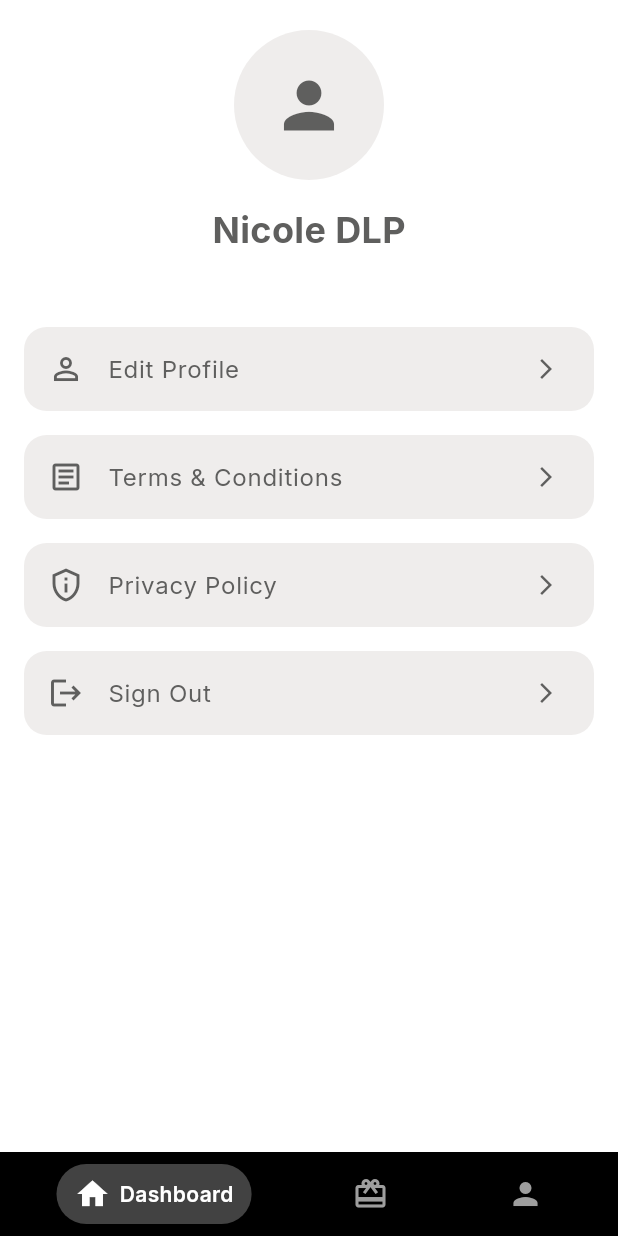
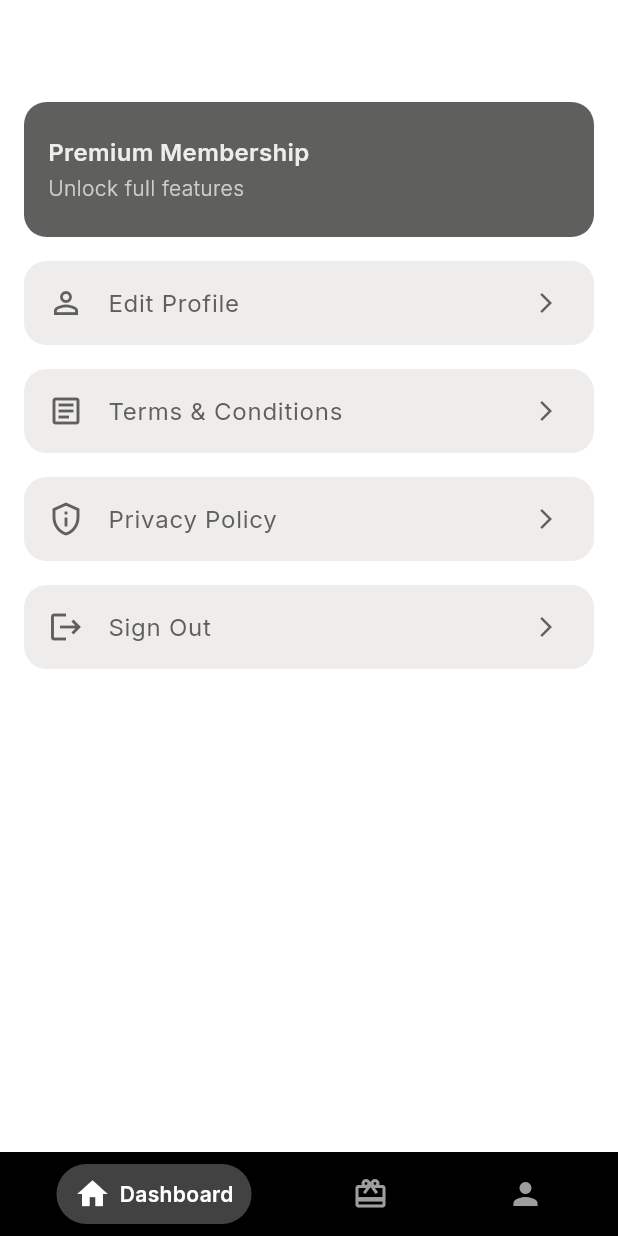
Before and after one commit to orya-ai/v3, a Flutter app: the ProfilePage screen opened by its route, on a phone screen of 412 x 824 dp. Run offline on Flutter 3.47's test engine with Material 3 defaults, Android fonts, the phone set to English and light mode, and no system bars; our stand-ins replace cloud_firestore, firebase_auth, firebase_core, flutter_riverpod, go_router, google_fonts and 3 more; accounts and stored records are empty.

Commit message:
fixed profile page outline

```diff
--- a/lib/features/profile/presentation/profile_page.dart
+++ b/lib/features/profile/presentation/profile_page.dart
@@ -2,8 +2,8 @@ import 'package:flutter/material.dart';
 import 'package:go_router/go_router.dart';
 import '../../../app/router/routes.dart';
 import '../../auth/data/auth_repository.dart';
-import 'widgets/profile_header.dart';
 import 'widgets/profile_menu_item.dart';
+import 'widgets/hero_menu_item.dart';
 import 'edit_profile_page.dart';
 
 class ProfilePage extends StatefulWidget {
@@ -14,26 +14,23 @@ class ProfilePage extends StatefulWidget {
 }
 
 class _ProfilePageState extends State<ProfilePage> {
-  String userName = "Nicole DLP"; // Initial user name
 
   @override
   Widget build(BuildContext context) {
     return Container(
       child: ListView(
         children: [
-          const SizedBox(height: 20),
-          ProfileHeader(name: userName),
-          const SizedBox(height: 40),
+          const SizedBox(height: 60),
+          HeroMenuItem(
+            title: 'Premium Membership',
+            subtitle: 'Unlock full features',
+            onTap: () {},
+          ),
           ProfileMenuItem(
             title: 'Edit Profile',
             icon: Icons.person_outline,
-            onTap: () async {
-              final newName = await context.push(AppRoutes.editProfile, extra: userName);
-              if (newName != null && newName is String) {
-                setState(() {
-                  userName = newName;
-                });
-              }
+            onTap: () {
+              context.push(AppRoutes.editProfile);
             },
           ),
           ProfileMenuItem(
--- /dev/null
+++ b/lib/features/profile/presentation/widgets/hero_menu_item.dart
@@ -0,0 +1,61 @@
+import 'package:flutter/material.dart';
+import '../../../../core/theme/app_theme.dart';
+
+class HeroMenuItem extends StatelessWidget {
+  const HeroMenuItem({
+    super.key,
+    required this.title,
+    this.subtitle,
+    this.onTap,
+  });
+
+  final String title;
+  final String? subtitle;
+  final VoidCallback? onTap;
+
+  @override
+  Widget build(BuildContext context) {
+    return Card(
+      elevation: 0,
+      margin: const EdgeInsets.symmetric(vertical: 8, horizontal: 16),
+      shape: RoundedRectangleBorder(
+        borderRadius: BorderRadius.circular(15),
+      ),
+      color: AppTheme.primaryColor,
+      child: SizedBox(
+        height: 90,
+        child: InkWell(
+          borderRadius: BorderRadius.circular(15),
+          onTap: onTap,
+          child: Padding(
+            padding: const EdgeInsets.symmetric(horizontal: 16),
+            child: Column(
+              mainAxisAlignment: MainAxisAlignment.center,
+              crossAxisAlignment: CrossAxisAlignment.start,
+              children: [
+                  Text(
+                    title,
+                    style: const TextStyle(
+                      color: AppTheme.primaryBackgroundColor,
+                      fontSize: 16,
+                      fontWeight: FontWeight.w600,
+                    ),
+                  ),
+                if (subtitle != null) const SizedBox(height: 2),
+                if (subtitle != null)
+                  Text(
+                    subtitle!,
+                    style: const TextStyle(
+                      color: Colors.white70,
+                      fontSize: 14,
+                      fontWeight: FontWeight.w300,
+                    ),
+                  ),
+              ],
+            ),
+          ),
+        ),
+      ),
+    );
+  }
+}
```
